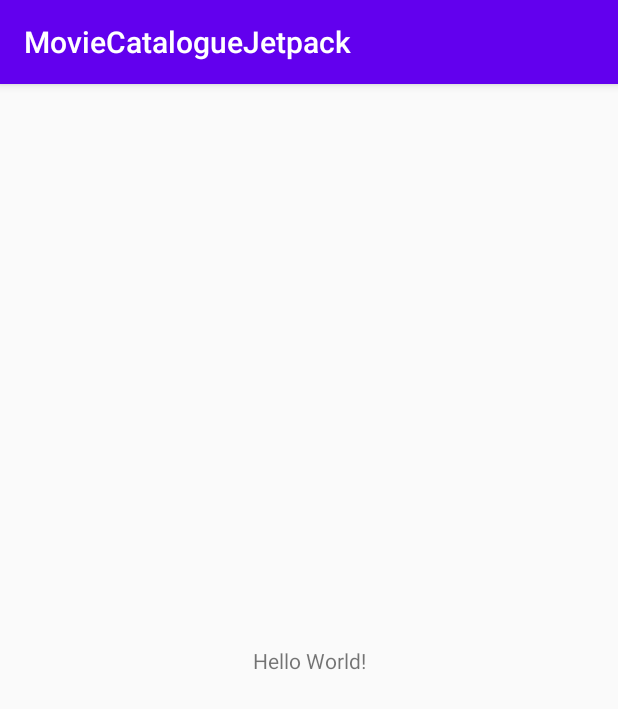
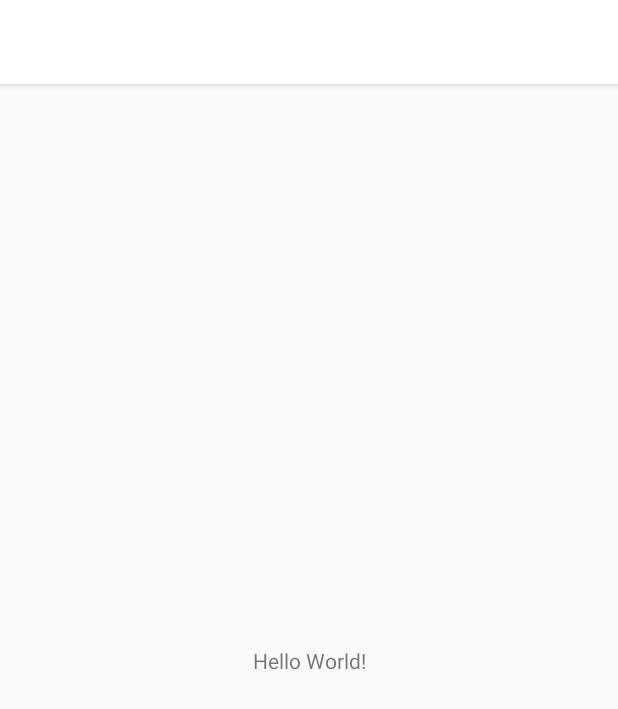
Before and after one commit to alvintan05/MovieCatalogueJetpack, an Android app: the screen it shows after launch (HomeActivity), on a phone screen of 412 x 824 dp. Shown: the top 709 px of the screen. Run offline under Robolectric (Android 15) with nearby library versions, the phone set to English and light mode, and no system bars.

Commit message:
Setup Color

```diff
--- a/app/src/main/res/values/colors.xml
+++ b/app/src/main/res/values/colors.xml
@@ -1,6 +1,8 @@
 <?xml version="1.0" encoding="utf-8"?>
 <resources>
-    <color name="colorPrimary">#6200EE</color>
-    <color name="colorPrimaryDark">#3700B3</color>
-    <color name="colorAccent">#03DAC5</color>
+    <color name="colorPrimary">#FFFFFF</color>
+    <color name="colorPrimaryDark">#b4b9c5</color>
+    <color name="colorAccent">#FEBA2A</color>
+    <color name="colorText">#383C41</color>
+    <color name="colorTextSecondary">#CACACC</color>
 </resources>
```
